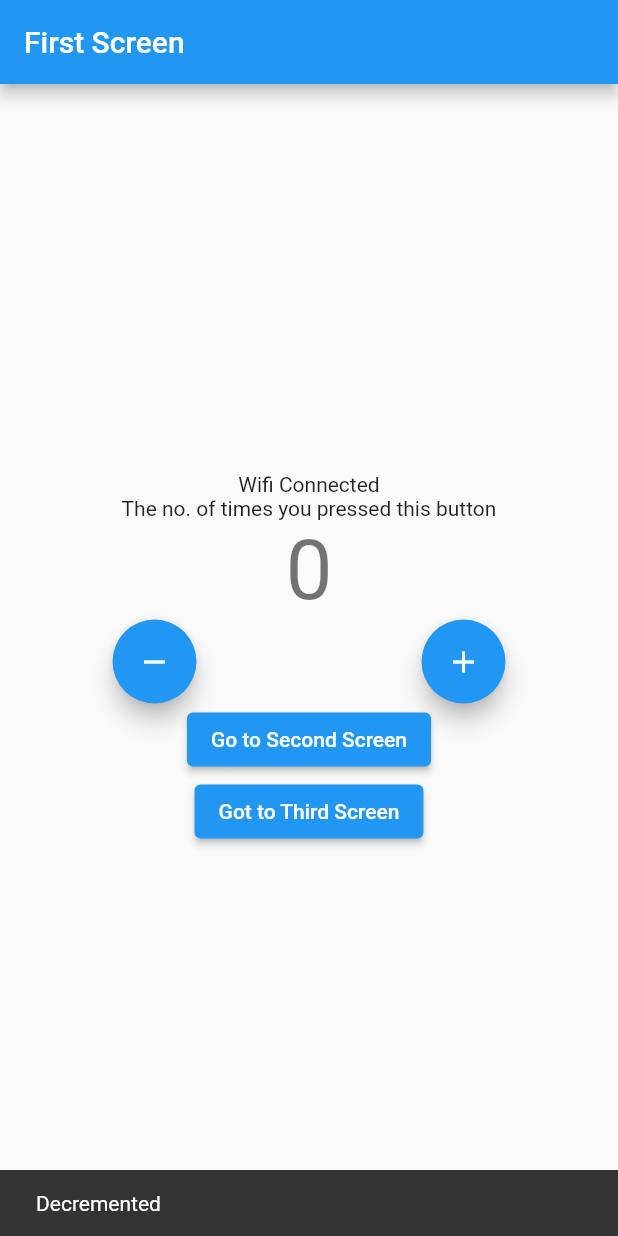
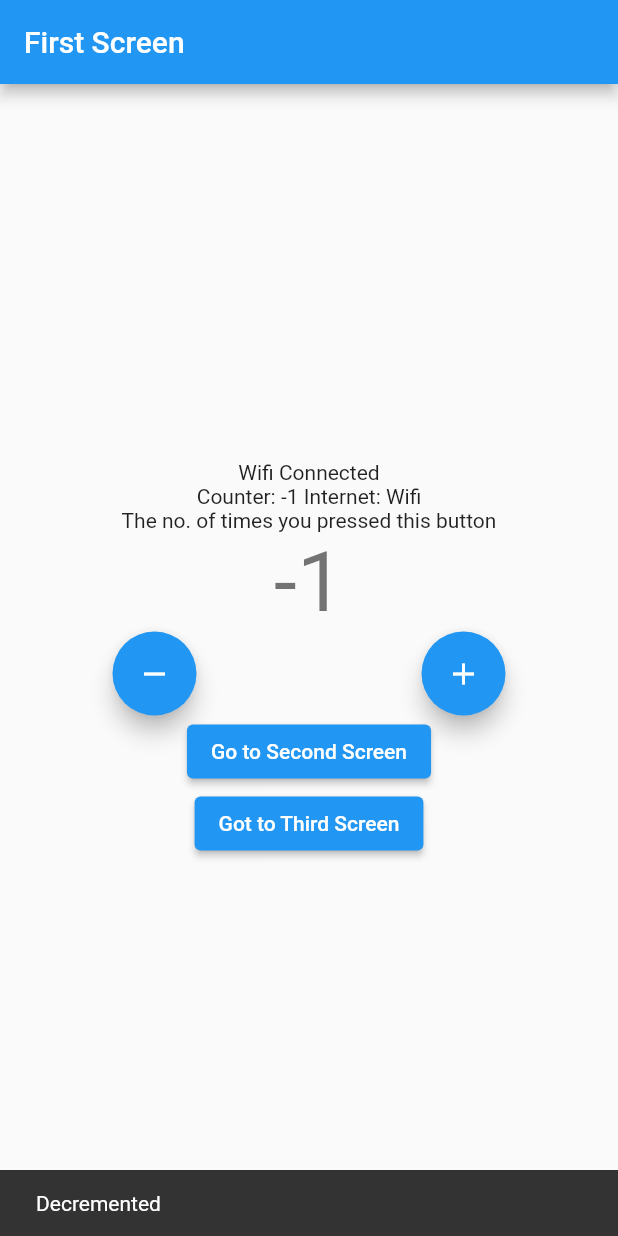
Before and after one commit to ScreamingSyntax/Bloc-Progress, a Flutter app: the screen it shows after launch, after a tap on the "remove" icon, on a phone screen of 412 x 824 dp. Run offline on Flutter 3.47's test engine with Material 2 defaults, Android fonts, the phone set to English and light mode, and no system bars; our stand-ins replace connectivity_plus, equatable, flutter_bloc.

```diff
--- a/lib/presentation/pages/home_page.dart
+++ b/lib/presentation/pages/home_page.dart
@@ -12,19 +12,7 @@ import '../../logic/cubit/counter_state.dart';
 class HomePage extends StatelessWidget {
   @override
   Widget build(BuildContext context) {
-    return BlocListener<InternetCubit, InternetState>(
-      listener: (context, state) {
-        if (state is InternetConnectedState &&
-            state.connectionType == ConnectionType.wifi) {
-          BlocProvider.of<CounterCubit>(context).increment();
-        } else if (state is InternetConnectedState &&
-            state.connectionType == ConnectionType.mobile) {
-          BlocProvider.of<CounterCubit>(context).increment();
-        } else if (state is InternetDisconnectedState) {
-          BlocProvider.of<CounterCubit>(context).decrement();
-        }
-      },
-      child: Scaffold(
+    return Scaffold(
       appBar: AppBar(
         backgroundColor: Colors.blue,
         title: Text("First Screen"),
@@ -32,8 +20,7 @@ class HomePage extends StatelessWidget {
       body: Column(
         mainAxisAlignment: MainAxisAlignment.center,
         children: [
-            BlocBuilder<InternetCubit, InternetState>(
-                builder: (context, state) {
+          BlocBuilder<InternetCubit, InternetState>(builder: (context, state) {
             if (state is InternetConnectedState &&
                 state.connectionType == ConnectionType.wifi) {
               return Text("Wifi Connected");
@@ -47,6 +34,26 @@ class HomePage extends StatelessWidget {
             }
             return CircularProgressIndicator();
           }),
+          Builder(
+            builder: (context) {
+              final internetCubit = context.watch<InternetCubit>().state;
+              final counterCubit = context.watch<CounterCubit>().state;
+              if (internetCubit is InternetConnectedState &&
+                  internetCubit.connectionType == ConnectionType.wifi) {
+                return Text(
+                    'Counter: ${counterCubit.counterValue} Internet: Wifi');
+              }
+              if (internetCubit is InternetConnectedState &&
+                  internetCubit.connectionType == ConnectionType.mobile) {
+                return Text(
+                    'Counter: ${counterCubit.counterValue} Internet: Mobile');
+              }
+              if (internetCubit is InternetDisconnectedState) {
+                return const Text('Internet Disconnected');
+              }
+              return const CircularProgressIndicator();
+            },
+          ),
           const Text("The no. of times you pressed this button"),
           BlocConsumer<CounterCubit, CounterState>(
             listener: (context, state) {
@@ -101,7 +108,6 @@ class HomePage extends StatelessWidget {
               child: Text("Got to Third Screen"))
         ],
       ),
-      ),
     );
   }
 }
```
Lines whose indentation alone changed are shown as unchanged.
